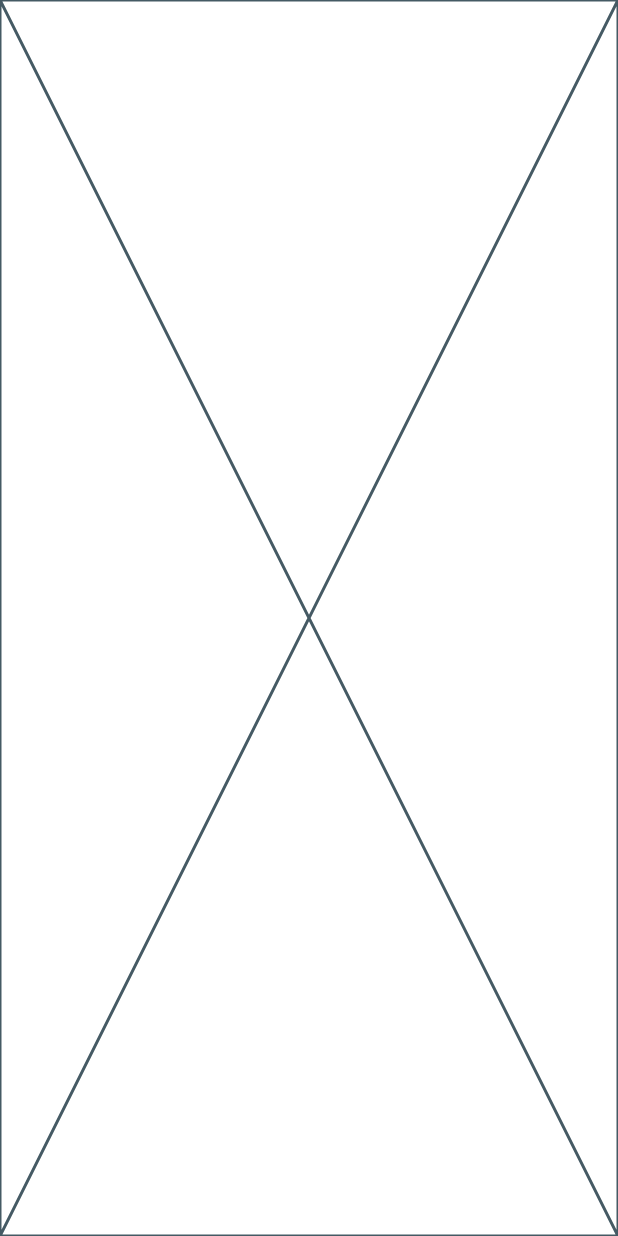
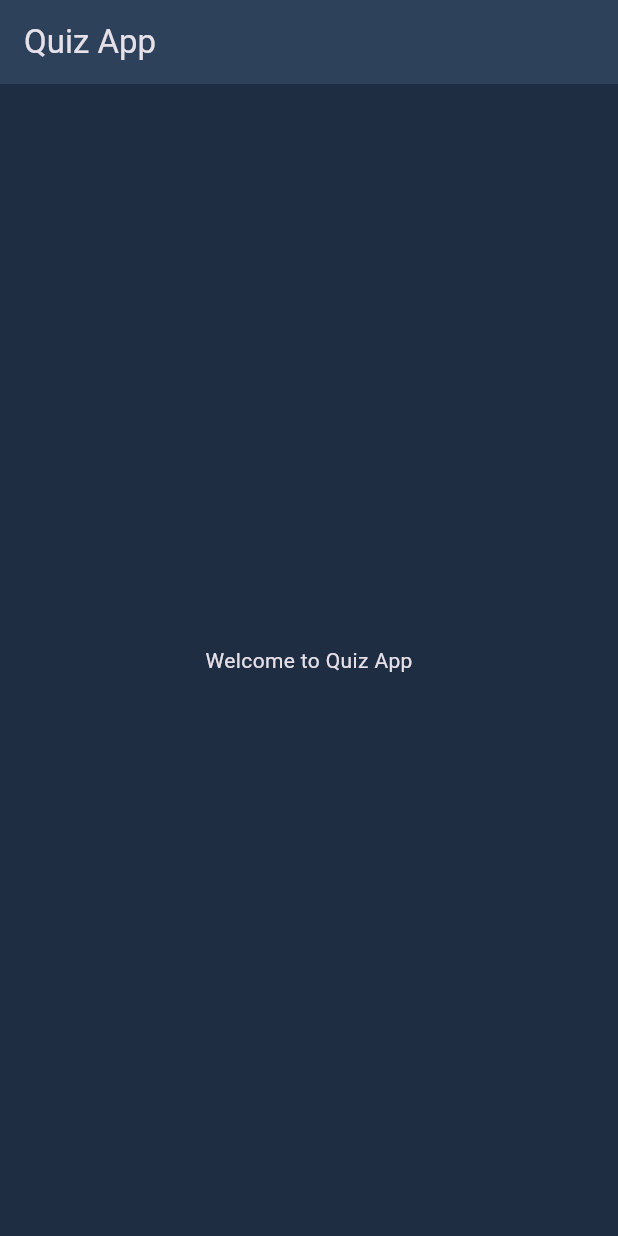
Before and after one commit to Zimmer550i/trivia_app, a Flutter app: the screen it shows after launch, on a phone screen of 412 x 824 dp. Run offline on Flutter 3.47's test engine with Material 3 defaults, Android fonts, the phone set to English and light mode, and no system bars.

Commit message:
updated some stufff

```diff
--- /dev/null
+++ b/lib/config/theme/app_theme.dart
@@ -0,0 +1,9 @@
+import 'package:flutter/material.dart';
+import 'package:quiz_app/core/constants/constants.dart';
+
+class AppTheme{
+  static ThemeData darkTheme = ThemeData.dark().copyWith(
+    scaffoldBackgroundColor: BACKGROUND_COLOR,
+    appBarTheme: const AppBarTheme(color: SECONDARY_COLOR),
+  );
+}
--- a/lib/core/constants/constants.dart
+++ b/lib/core/constants/constants.dart
@@ -1,4 +1,7 @@
-const String BASE_API_URL = 'https://opentdb.com/api.php?amount=10';
+import 'package:flutter/material.dart';
+
+const int TOTAL_QUESTION_COUNT = 10;
+const String BASE_API_URL = 'opentdb.com';
 const List<Map<String, String>> CATEGORIES = [
   {'id': '9', 'name': 'General Knowledge'},
   {'id': '10', 'name': 'Entertainment: Books'},
@@ -25,3 +28,8 @@ const List<Map<String, String>> CATEGORIES = [
   {'id': '31', 'name': 'Entertainment: Japanese Anime & Manga'},
   {'id': '32', 'name': 'Entertainment: Cartoon & Animations'},
 ];
+
+const Color BACKGROUND_COLOR = Color.fromARGB(255, 30, 45, 65);
+const Color PRIMARY_COLOR = Color.fromARGB(255, 230, 130, 50);
+const Color SECONDARY_COLOR = Color.fromARGB(255, 45, 65, 90);
+const Color WHITE_COLOR = Color.fromARGB(255, 200, 220, 230);
--- /dev/null
+++ b/lib/features/quiz/presentation/pages/homepage.dart
@@ -0,0 +1,17 @@
+import 'package:flutter/material.dart';
+
+class HomePage extends StatelessWidget {
+  const HomePage({super.key});
+
+  @override
+  Widget build(BuildContext context) {
+    return Scaffold(
+      appBar: AppBar(
+        title: const Text('Quiz App'),
+      ),
+      body: const Center(
+        child: Text('Welcome to Quiz App'),
+      ),
+    );
+  }
+}
--- a/lib/main.dart
+++ b/lib/main.dart
@@ -1,12 +1,13 @@
 import 'package:flutter/material.dart';
 import 'package:provider/provider.dart';
+import 'package:quiz_app/config/theme/app_theme.dart';
+import 'package:quiz_app/features/quiz/presentation/pages/homepage.dart';
+import 'package:quiz_app/features/quiz/presentation/provider/status.dart';
 
 void main() {
-  runApp(MultiProvider(
-    providers: [
-      ChangeNotifierProvider(create: (_) => null),
-    ],
-    child: const MyApp()));
+  runApp(MultiProvider(providers: [
+    ChangeNotifierProvider(create: (_) => Status()),
+  ], child: const MyApp()));
 }
 
 class MyApp extends StatelessWidget {
@@ -14,6 +15,9 @@ class MyApp extends StatelessWidget {
 
   @override
   Widget build(BuildContext context) {
-    return const Placeholder();
+    return MaterialApp(
+      theme: AppTheme.darkTheme,
+      home: const HomePage(),
+    );
   }
 }
```
Also changed, not shown: lib/core/utils/show_snackbar.dart (added, +11 -0 lines), lib/features/quiz/data/datasources/api_calls.dart (added, +29 -0 lines), lib/features/quiz/data/models/question_model.dart (added, +22 -0 lines), lib/features/quiz/domain/entity/question.dart (added, +17 -0 lines), lib/features/quiz/domain/usecases/get_questions.dart (added, +19 -0 lines), lib/features/quiz/presentation/provider/status.dart (added, +29 -0 lines), lib/features/quiz/presentation/pages/quiz_page.dart (added).
